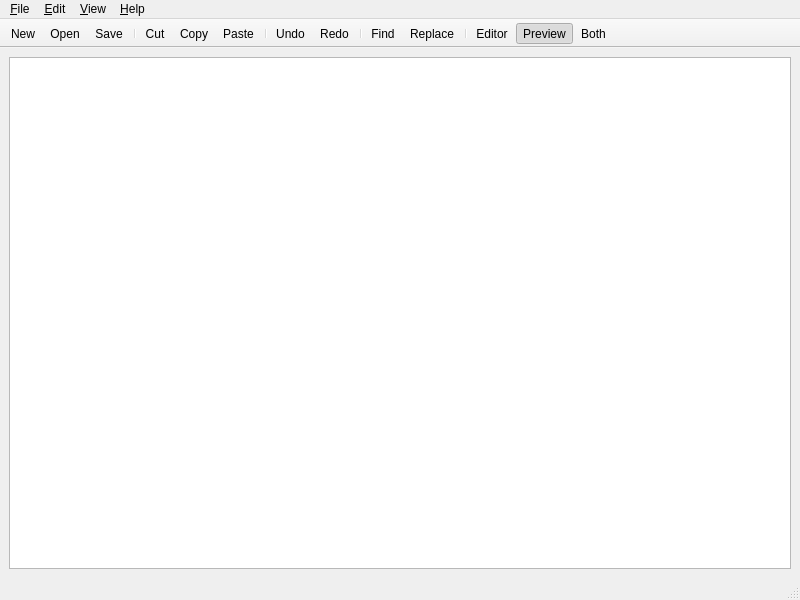
First picture: the form in Tools/MDEditor/MainWindow.ui, repository maddeer-timer/Viewer3D, before the edit.
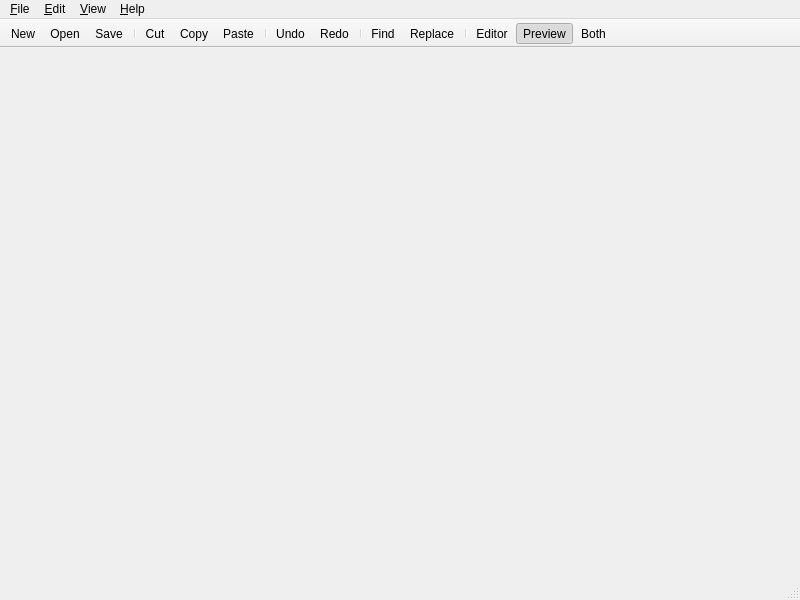
Second picture: the form after the edit. Icons and pictures are not drawn.

Diff of the .ui file:
```diff
--- a/Tools/MDEditor/MainWindow.ui
+++ b/Tools/MDEditor/MainWindow.ui
@@ -18,15 +18,7 @@
     <normaloff>:/Help/Images/logo.png</normaloff>:/Help/Images/logo.png</iconset>
   </property>
   <widget class="QWidget" name="centralwidget">
-   <layout class="QHBoxLayout" name="horizontalLayout">
-    <item>
-     <widget class="QPlainTextEdit" name="plainTextEdit">
-      <property name="lineWrapMode">
-       <enum>QPlainTextEdit::NoWrap</enum>
-      </property>
-     </widget>
-    </item>
-   </layout>
+   <layout class="QHBoxLayout" name="horizontalLayout"/>
   </widget>
   <widget class="QMenuBar" name="menubar">
    <property name="geometry">
```
